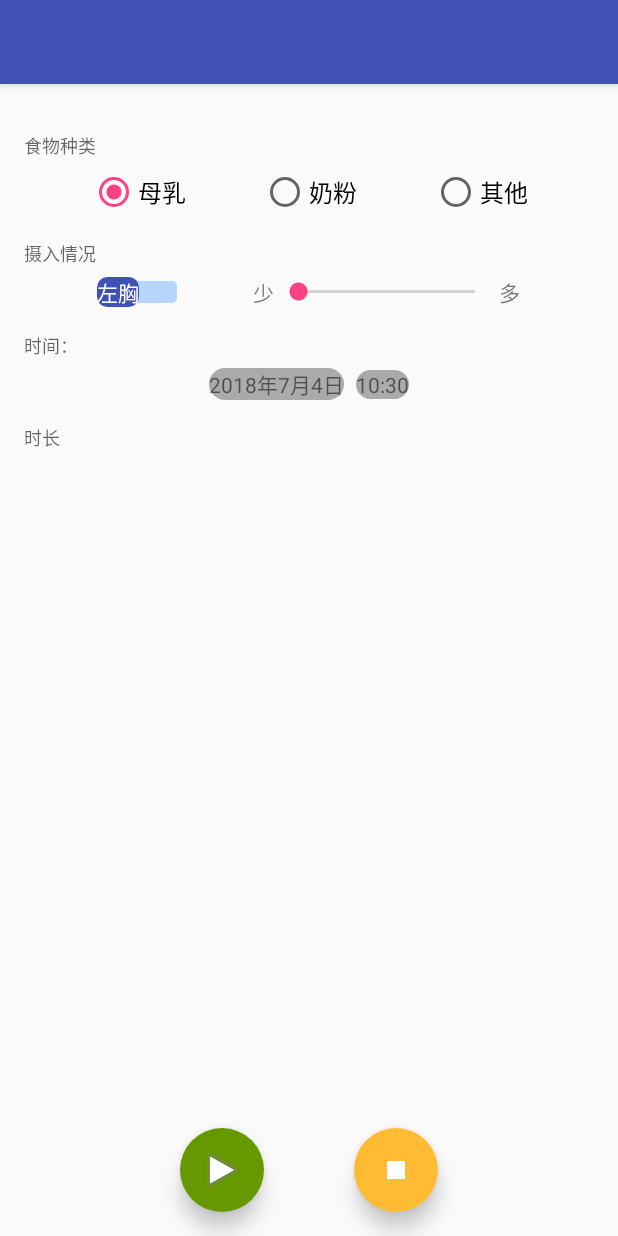
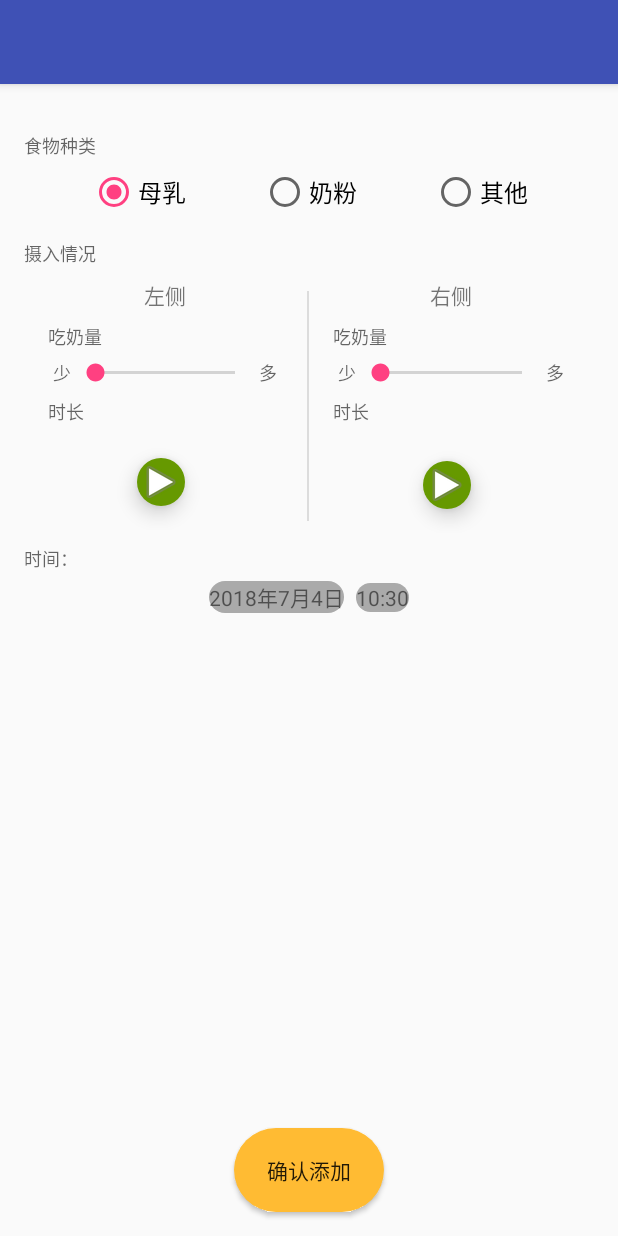
Before and after one commit to CuiLePbc/BabyTime, an Android app: the fragment EatAddFragment placed in its activity, on a phone screen of 412 x 824 dp. Run offline under Robolectric (Android 15) with nearby library versions, the phone set to English and light mode, and no system bars; our stand-ins replace RxJava; 9 statements that could not run were skipped.

Commit message:
fix the main show and add page

```diff
--- a/app/src/main/java/com/cuile/cuile/babytime/MainActivity.kt
+++ b/app/src/main/java/com/cuile/cuile/babytime/MainActivity.kt
@@ -88,7 +88,7 @@ class MainActivity : BaseActivity() {
                 transaction.addSharedElement(currentFragment.find(R.id.bodydataFab), getString(R.string.fab_shared_name))
             }
             is EatAddFragment -> {
-                transaction.addSharedElement(currentFragment.find(R.id.eatFab_stop_or_submit), getString(R.string.fab_shared_name))
+                transaction.addSharedElement(currentFragment.find(R.id.eatDataFab), getString(R.string.fab_shared_name))
             }
             is ExcretionAddFragment -> {
                 transaction.addSharedElement(currentFragment.find(R.id.excretionFab), getString(R.string.fab_shared_name))
--- a/app/src/main/java/com/cuile/cuile/babytime/model/DbDataSource.kt
+++ b/app/src/main/java/com/cuile/cuile/babytime/model/DbDataSource.kt
@@ -8,7 +8,7 @@ import org.jetbrains.anko.db.insert
 import org.jetbrains.anko.db.select
 
 @Suppress("unused")
-class DbDataSource (private val babyTimeDbHelper: BabyTimeDbHelper = BabyTimeDbHelper(), private val babyTimeDbDataMapper: BabyTimeDbDataMapper = BabyTimeDbDataMapper()) : DataSourceInterface {
+class DbDataSource (private val babyTimeDbHelper: BabyTimeDbHelper = BabyTimeDbHelper.INSTANCE, private val babyTimeDbDataMapper: BabyTimeDbDataMapper = BabyTimeDbDataMapper()) : DataSourceInterface {
     override fun requestDatasByTimeRange(from: Long, to: Long): List<ShowMainItemEntity> = babyTimeDbHelper.use {
         val bodyDatas = requestBodyDataByDateRange(from, to)
         val eatDatas = requestEatDataByTimeRange(from, to)
@@ -22,8 +22,7 @@ class DbDataSource (private val babyTimeDbHelper: BabyTimeDbHelper = BabyTimeDbH
         showMainList.addAll(babyTimeDbDataMapper.convertToShowMainItemEntityList(excretionDatas))
         showMainList.addAll(babyTimeDbDataMapper.convertToShowMainItemEntityList(sleepDatas))
 
-        showMainList.sortedByDescending { it.time }
-        showMainList
+        showMainList.sortedByDescending { it.timeInMillions }
     }
 
     override fun requestBodyDataByDateRange(from: Long, to: Long) = babyTimeDbHelper.use {
--- a/app/src/main/java/com/cuile/cuile/babytime/model/ShowMainItemEntity.kt
+++ b/app/src/main/java/com/cuile/cuile/babytime/model/ShowMainItemEntity.kt
@@ -10,4 +10,5 @@ data class ShowMainItemEntity(val id: Long,
                               val title: String,
                               val content: String,
                               val time: String,
-                              val duration: String)
+                              val duration: String,
+                              val timeInMillions: Long)
--- a/app/src/main/java/com/cuile/cuile/babytime/model/db/DataTable.kt
+++ b/app/src/main/java/com/cuile/cuile/babytime/model/db/DataTable.kt
@@ -12,15 +12,17 @@ object BodyDataTable {
 }
 
 object EatDataTable {
+
     const val TABLE = "EatData"
     const val ID = "_id"
     const val NAME = "name"
     const val FOOD_TYPE = "foodType"
     const val EXTRA_FOOD_NAME = "extraFoodName"
-    const val MULK_ML = "milkMl"
-    const val NIPPLE_SIDE = "nippleSide"
+    const val AMOUNT = "amount"
+    const val AMOUNT_R = "amountR"
     const val TIME = "time"
     const val DURATION = "duration"
+    const val DURATION_R = "durationR"
     const val OTHER = "other"
 }
 
--- a/app/src/main/java/com/cuile/cuile/babytime/view/TimerTextView.kt
+++ b/app/src/main/java/com/cuile/cuile/babytime/view/TimerTextView.kt
@@ -5,6 +5,7 @@ import android.content.Context
 import android.support.design.widget.BottomSheetDialog
 import android.util.AttributeSet
 import android.widget.Button
+import android.widget.ImageButton
 import android.widget.NumberPicker
 import android.widget.TextView
 import com.cuile.cuile.babytime.R
@@ -14,6 +15,7 @@ import io.reactivex.Observable
 import io.reactivex.android.schedulers.AndroidSchedulers
 import io.reactivex.disposables.Disposable
 import io.reactivex.schedulers.Schedulers
+import kotlinx.android.synthetic.main.fragment_eat_add.*
 import org.jetbrains.anko.commit
 import org.jetbrains.anko.defaultSharedPreferences
 import org.jetbrains.anko.find
@@ -27,6 +29,18 @@ import kotlin.properties.Delegates
  *
  */
 class TimerTextView : TextView {
+
+    private var imgBtn: ImageButton? = null
+    fun attachToImageButton(imageButton: ImageButton) {
+        this.imgBtn = imageButton
+        imgBtn?.setOnClickListener {
+            if (isRunning) {
+                pause()
+            } else {
+                start()
+            }
+        }
+    }
 
     companion object {
         private const val IS_RUNNING = "isRunning"
@@ -60,8 +74,18 @@ class TimerTextView : TextView {
 
     private var startTime: Long = Calendar.getInstance().timeInMillis / 1000
 
-    var isRunning = false
+    var isRunning: Boolean by Delegates.observable(false){_, oldValue, newValue ->
+        if (imgBtn != null && oldValue != newValue) {
+            if (newValue) {
+                imgBtn?.setImageDrawable(resources.getDrawable(android.R.drawable.ic_media_pause, null))
+            } else {
+                imgBtn?.setImageDrawable(resources.getDrawable(android.R.drawable.ic_media_play, null))
+            }
+        }
+    }
+
     var isPausing = false
+
     private var disposable: Disposable? = null
 
     @SuppressLint("CheckResult")
--- a/app/src/main/java/com/cuile/cuile/babytime/vp/ShowMainPresenter.kt
+++ b/app/src/main/java/com/cuile/cuile/babytime/vp/ShowMainPresenter.kt
@@ -16,7 +16,7 @@ class ShowMainPresenter(private val view: ShowMainContract.View) : ShowMainContr
         view.showProgress()
 
         val nowTime = Calendar.getInstance().timeInMillis
-        val fromTime = nowTime - days * 24 * 60 * 60 * 1000    // 进几天数据
+        val fromTime = nowTime - days * 24 * 60 * 60 * 1000    // 近几天数据
         val datas = dataManager.getDatasByTimeRange(fromTime, nowTime)
 
         view.stopProgress()
--- a/app/src/main/java/com/cuile/cuile/babytime/vp/sleep/add/SleepAddFragment.kt
+++ b/app/src/main/java/com/cuile/cuile/babytime/vp/sleep/add/SleepAddFragment.kt
@@ -57,10 +57,12 @@ class SleepAddFragment: BaseFragment(), SleepAddContract.View {
                 else -> -1
             }
 
+            val durationHour = sleepLongET.text.toString().toFloat()
+
             val sleepData = SleepData(
                     name = "",
                     time = resultTimeInLong,
-                    duration = sleepLongET.text.toString().toInt(),
+                    duration = (durationHour * 60 * 60).toInt(),
                     quality = qualityInt,
                     other = ""
             )
--- a/app/src/main/res/layout/fragment_eat_add.xml
+++ b/app/src/main/res/layout/fragment_eat_add.xml
@@ -91,60 +91,60 @@
                 android:id="@+id/eatMlLayout"
                 android:layout_width="match_parent"
                 android:layout_height="wrap_content"
-                android:gravity="center"
                 android:visibility="gone"
                 android:layout_marginTop="6dp"
+                android:orientation="vertical">
+
+                <LinearLayout
+                    android:layout_width="match_parent"
+                    android:layout_height="wrap_content"
+                    android:gravity="center"
                     android:orientation="horizontal">
                     <NumberPicker
                         android:id="@+id/eatmlNP"
                         android:layout_width="wrap_content"
                         android:layout_height="wrap_content"/>
                     <TextView
-                    android:text="ML"
+                        android:text="毫升"
                         android:layout_marginStart="8dp"
                         android:textAppearance="@style/TextAppearance.AppCompat.Subhead"
                         android:layout_width="wrap_content"
                         android:layout_height="wrap_content" />
                 </LinearLayout>
-
+                <TextView
+                    android:textAppearance="@style/TextAppearance.AppCompat.Caption"
+                    android:layout_marginTop="16dp"
+                    android:layout_width="wrap_content"
+                    android:layout_height="wrap_content"
+                    android:text="@string/how_long"/>
                 <LinearLayout
-                android:id="@+id/eatMothreLayout"
                     android:layout_width="match_parent"
                     android:layout_height="wrap_content"
+                    android:layout_marginTop="8dp"
                     android:gravity="center"
-                android:layout_marginTop="6dp"
                     android:orientation="horizontal">
+                    <ImageButton
+                        android:id="@+id/eatDriedDurationImgBtn"
+                        android:layout_width="32dp"
+                        android:layout_height="32dp"
+                        android:background="@drawable/circle_btn_bg_light_green"
+                        android:elevation="8dp"
+                        android:layout_marginTop="16dp"
+                        android:layout_marginBottom="16dp"
+                        android:src="@android:drawable/ic_media_play" />
+                    <com.cuile.cuile.babytime.view.TimerTextView
+                        android:id="@+id/eatDriedDurationTV"
+                        android:layout_marginStart="8dp"
+                        android:layout_width="wrap_content"
+                        android:layout_height="wrap_content" />
+                </LinearLayout>
+            </LinearLayout>
 
-                <Switch
-                    android:id="@+id/eatNippleSwitch"
-                    android:textOn="@string/right_nipple"
-                    android:textOff="@string/left_nipple"
-                    android:showText="true"
-                    android:layout_width="wrap_content"
-                    android:layout_height="wrap_content"
-                    android:switchTextAppearance="@style/SwitchThemeNapple"
-                    android:thumb="@drawable/switch_custom_thumb_selector"
-                    android:track="@drawable/switch_custom_track_selector"/>
-
-                <TextView
-                    android:layout_marginStart="48dp"
-                    android:layout_width="wrap_content"
-                    android:layout_height="wrap_content"
-                    android:text="@string/less"/>
-                <android.support.v7.widget.AppCompatSeekBar
-                    android:id="@+id/eatMotherAmount"
-                    android:layout_width="150dp"
-                    android:layout_height="wrap_content" />
-                <TextView
-                    android:layout_width="wrap_content"
-                    android:layout_height="wrap_content"
-                    android:text="@string/more"/>
-
-            </LinearLayout>
+            <include layout="@layout/layout_eat_mother_milk"
+                android:id="@+id/eatMotherMilkLayout"/>
 
             <TextView
                 android:textAppearance="@style/TextAppearance.AppCompat.Caption"
-                android:layout_marginTop="16dp"
                 android:layout_width="wrap_content"
                 android:layout_height="wrap_content"
                 android:text="@string/time"/>
@@ -168,47 +168,20 @@
                     app:mode="time"/>
             </LinearLayout>
 
-            <TextView
-                android:textAppearance="@style/TextAppearance.AppCompat.Caption"
-                android:layout_marginTop="16dp"
-                android:layout_width="wrap_content"
-                android:layout_height="wrap_content"
-                android:text="@string/how_long"/>
-
-            <com.cuile.cuile.babytime.view.TimerTextView
-                android:id="@+id/eatDurationTV"
-                android:textAppearance="@style/TextAppearance.AppCompat.Headline"
-                android:layout_marginTop="6dp"
-                android:layout_gravity="center_horizontal"
-                android:layout_width="wrap_content"
-                android:layout_height="wrap_content" />
-
 
         </LinearLayout>
 
     </android.support.v4.widget.NestedScrollView>
 
-        <ImageButton
-            android:id="@+id/eatFab_start_or_pause"
-            android:layout_width="56dp"
+    <Button
+        android:id="@+id/eatDataFab"
+        android:text="@string/sure_to_add"
+        android:layout_width="100dp"
         android:layout_height="56dp"
-            android:layout_marginBottom="@dimen/fab_margin"
-            android:layout_marginStart="120dp"
-            android:layout_gravity="bottom|start"
+        android:layout_margin="@dimen/fab_margin"
+        android:layout_gravity="center_horizontal|bottom"
+        android:transitionName="@string/fab_shared_name"
         android:elevation="8dp"
-            android:src="@android:drawable/ic_media_play"
-            android:background="@drawable/circle_btn_bg_light_green"/>
-
-        <ImageButton
-            android:id="@+id/eatFab_stop_or_submit"
-            android:background="@drawable/circle_btn_bg_light_orange"
-            android:layout_marginBottom="@dimen/fab_margin"
-            android:layout_marginEnd="120dp"
-            android:layout_gravity="bottom|end"
-            android:elevation="8dp"
-            android:layout_width="56dp"
-            android:layout_height="56dp"
-            android:transitionName="@string/fab_shared_name"
-            android:src="@drawable/ic_stop_white_24dp"/>
+        android:background="@drawable/circle_btn_bg_light_orange"/>
 
 </android.support.design.widget.CoordinatorLayout>
--- a/app/src/main/res/layout/fragment_show_main.xml
+++ b/app/src/main/res/layout/fragment_show_main.xml
@@ -59,7 +59,6 @@
 
     <TextView android:id="@+id/showMainScrollHeadView"
         android:textAppearance="@style/TextAppearance.AppCompat.Subhead"
-        android:layout_marginTop="220dp"
         android:paddingStart="8dp"
         android:paddingEnd="8dp"
         android:paddingTop="2dp"
--- /dev/null
+++ b/app/src/main/res/layout/layout_eat_mother_milk.xml
@@ -0,0 +1,180 @@
+<?xml version="1.0" encoding="utf-8"?>
+<LinearLayout xmlns:android="http://schemas.android.com/apk/res/android"
+    xmlns:app="http://schemas.android.com/apk/res-auto"
+    xmlns:tools="http://schemas.android.com/tools"
+    android:layout_width="match_parent"
+    android:layout_height="wrap_content"
+    android:paddingTop="8dp"
+    android:paddingBottom="8dp"
+    android:orientation="horizontal">
+
+    <LinearLayout
+        android:layout_width="0dp"
+        android:layout_weight="1"
+        android:orientation="vertical"
+        android:layout_height="wrap_content">
+
+        <TextView
+            android:id="@+id/eatLeftTextView"
+            android:layout_width="wrap_content"
+            android:layout_height="wrap_content"
+            android:layout_gravity="center_horizontal"
+            android:text="@string/left_side" />
+
+        <TextView
+            android:id="@+id/textView3"
+            android:layout_width="wrap_content"
+            android:layout_height="wrap_content"
+            android:layout_marginStart="16dp"
+            android:layout_marginTop="8dp"
+            android:text="吃奶量"
+            android:textAppearance="@style/TextAppearance.AppCompat.Caption" />
+        <LinearLayout
+            android:layout_width="match_parent"
+            android:layout_height="wrap_content"
+            android:layout_marginTop="6dp"
+            android:gravity="center"
+            android:orientation="horizontal">
+            <TextView
+                android:id="@+id/textView7"
+                android:layout_width="0dp"
+                android:layout_height="wrap_content"
+                android:layout_weight="1"
+                android:gravity="end"
+                android:text="少"
+                android:textAppearance="@style/TextAppearance.AppCompat.Caption" />
+            <SeekBar
+                android:id="@+id/eatAmountLeftSeekBar"
+                android:layout_width="0dp"
+                android:layout_height="wrap_content"
+                android:layout_weight="4" />
+
+            <TextView
+                android:id="@+id/textView8"
+                android:layout_width="0dp"
+                android:layout_height="wrap_content"
+                android:layout_weight="1"
+                android:gravity="start"
+                android:text="多"
+                android:textAppearance="@style/TextAppearance.AppCompat.Caption" />
+
+        </LinearLayout>
+        <TextView
+            android:id="@+id/textView4"
+            android:layout_width="wrap_content"
+            android:layout_height="wrap_content"
+            android:layout_marginStart="16dp"
+            android:layout_marginTop="8dp"
+            android:text="时长"
+            android:textAppearance="@style/TextAppearance.AppCompat.Caption" />
+        <LinearLayout
+            android:layout_width="match_parent"
+            android:layout_height="wrap_content"
+            android:layout_marginTop="6dp"
+            android:gravity="center"
+            android:orientation="horizontal">
+            <ImageButton
+                android:id="@+id/eatLeftDurationImgBtn"
+                android:layout_width="32dp"
+                android:layout_height="32dp"
+                android:background="@drawable/circle_btn_bg_light_green"
+                android:elevation="8dp"
+                android:layout_marginBottom="16dp"
+                android:layout_marginTop="16dp"
+                android:src="@android:drawable/ic_media_play"/>
+
+            <com.cuile.cuile.babytime.view.TimerTextView
+                android:id="@+id/eatLeftDurationTV"
+                android:layout_width="wrap_content"
+                android:layout_height="wrap_content"
+                android:layout_marginStart="6dp"/>
+        </LinearLayout>
+    </LinearLayout>
+    <View
+        android:id="@+id/divider"
+        android:layout_width="0dp"
+        android:layout_height="match_parent"
+        android:layout_weight="0.01"
+        android:layout_marginTop="8dp"
+        android:layout_marginBottom="8dp"
+        android:background="?android:attr/listDivider"/>
+    <LinearLayout
+        android:layout_width="0dp"
+        android:layout_weight="1"
+        android:layout_height="wrap_content"
+        android:orientation="vertical">
+        <TextView
+            android:id="@+id/eatRightRightTextView"
+            android:layout_width="wrap_content"
+            android:layout_height="wrap_content"
+            android:layout_gravity="center_horizontal"
+            android:text="@string/right_side" />
+        <TextView
+            android:id="@+id/textView5"
+            android:layout_width="wrap_content"
+            android:layout_height="wrap_content"
+            android:layout_marginStart="16dp"
+            android:layout_marginTop="8dp"
+            android:text="吃奶量"
+            android:textAppearance="@style/TextAppearance.AppCompat.Caption" />
+        <LinearLayout
+            android:layout_width="match_parent"
+            android:layout_height="wrap_content"
+            android:layout_marginTop="6dp"
+            android:gravity="center"
+            android:orientation="horizontal">
+            <TextView
+                android:id="@+id/textView9"
+                android:layout_width="0dp"
+                android:layout_height="wrap_content"
+                android:layout_weight="1"
+                android:gravity="end"
+                android:textAppearance="@style/TextAppearance.AppCompat.Caption"
+                android:text="少" />
+            <SeekBar
+                android:id="@+id/eatAmountRightSeekBar"
+                android:layout_width="0dp"
+                android:layout_height="wrap_content"
+                android:layout_weight="4" />
+            <TextView
+                android:id="@+id/textView10"
+                android:layout_width="0dp"
+                android:layout_height="wrap_content"
+                android:layout_weight="1"
+                android:gravity="start"
+                android:textAppearance="@style/TextAppearance.AppCompat.Caption"
+                android:text="多" />
+        </LinearLayout>
+        <TextView
+            android:id="@+id/textView6"
+            android:layout_width="wrap_content"
+            android:layout_height="wrap_content"
+            android:layout_marginStart="16dp"
+            android:layout_marginTop="8dp"
+            android:text="时长"
+            android:textAppearance="@style/TextAppearance.AppCompat.Caption"/>
+        <LinearLayout
+            android:layout_width="match_parent"
+            android:layout_height="wrap_content"
+            android:layout_marginTop="8dp"
+            android:gravity="center"
+            android:orientation="horizontal">
+            <ImageButton
+                android:id="@+id/eatRightDurationImgBtn"
+                android:layout_width="32dp"
+                android:layout_height="32dp"
+                android:background="@drawable/circle_btn_bg_light_green"
+                android:elevation="8dp"
+                android:layout_marginBottom="16dp"
+                android:layout_marginTop="16dp"
+                android:src="@android:drawable/ic_media_play" />
+
+            <com.cuile.cuile.babytime.view.TimerTextView
+                android:id="@+id/eatRightDurationTV"
+                android:layout_width="wrap_content"
+                android:layout_height="wrap_content"
+                android:layout_marginStart="6dp"/>
+        </LinearLayout>
+    </LinearLayout>
+
+</LinearLayout>
--- a/app/src/main/res/values/strings.xml
+++ b/app/src/main/res/values/strings.xml
@@ -62,6 +62,8 @@
     <string name="minutes">分钟</string>
     <string name="hour">小时</string>
     <string name="baby_name">宝宝名字</string>
+    <string name="right_side">右侧</string>
+    <string name="left_side">左侧</string>
 
     <string-array name="baby_excretion_type_array">
         <item>@string/baby_excretion_type_normal</item>
--- a/build.gradle
+++ b/build.gradle
@@ -1,14 +1,14 @@
 // Top-level build file where you can add configuration options common to all sub-projects/modules.
 
 buildscript {
-    ext.kotlin_version = '1.2.41'
+    ext.kotlin_version = '1.2.50'
 
     repositories {
         google()
         jcenter()
     }
     dependencies {
-        classpath 'com.android.tools.build:gradle:3.2.0-beta02'
+        classpath 'com.android.tools.build:gradle:3.3.0-alpha02'
         classpath "org.jetbrains.kotlin:kotlin-gradle-plugin:$kotlin_version"
         // NOTE: Do not place your application dependencies here; they belong
         // in the individual module build.gradle files
```
Also changed, not shown: app/src/main/java/com/cuile/cuile/babytime/model/db/BabyTimeDbDataMapper.kt (+48 -31 lines), app/src/main/java/com/cuile/cuile/babytime/model/db/BabyTimeDbHelper.kt (+5 -3 lines), app/src/main/java/com/cuile/cuile/babytime/model/db/Datas.kt (+11 -15 lines), app/src/main/java/com/cuile/cuile/babytime/vp/eat/add/EatAddFragment.kt (+59 -105 lines), app/src/main/res/layout/fragment_excretion_add.xml (+8 -8 lines), app/src/main/res/layout/fragment_sleep_add.xml (+9 -8 lines), gradle/wrapper/gradle-wrapper.properties. Lines whose indentation alone changed are shown as unchanged.
